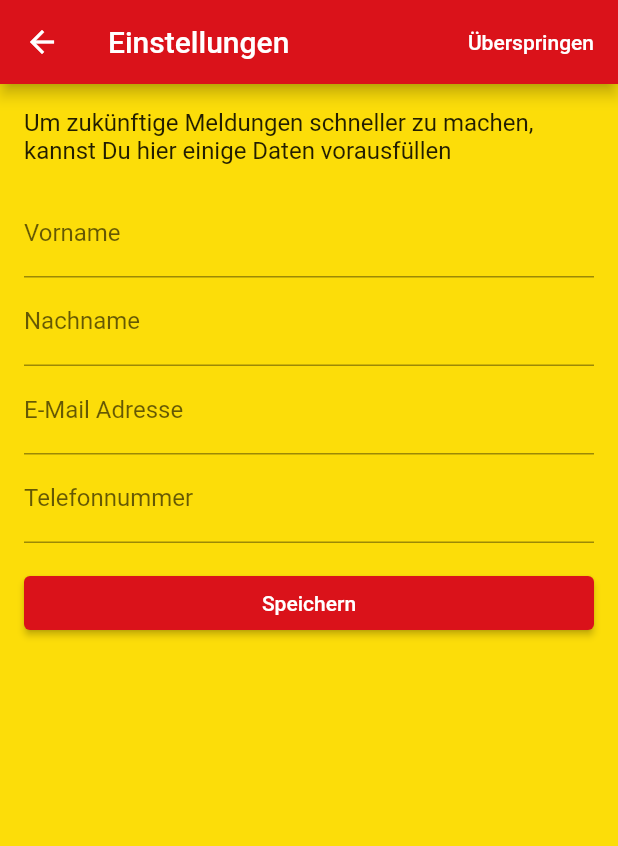
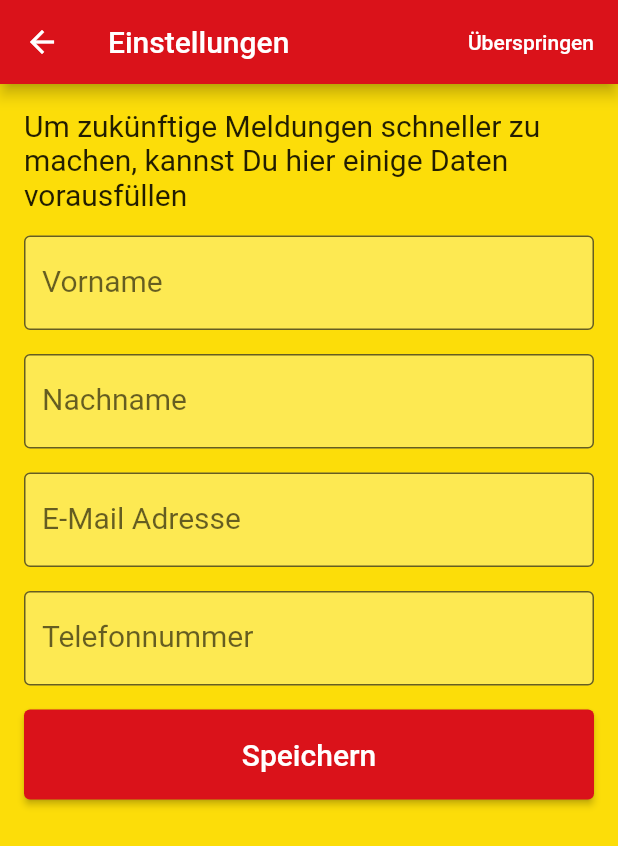
Before and after one commit to Fix-MS/app, a Flutter app: the SettingsScreen screen opened by its route, on a phone screen of 412 x 824 dp. Shown: the top 846 px of the screen. Run offline on Flutter 3.47's test engine with Material 2 defaults, Android fonts, the phone set to English and light mode, and no system bars; our stand-ins replace get_it, shared_preferences; accounts and stored records are empty.

Commit message:
Accesibility Imrpovements to Settingsform

```diff
--- a/lib/presentation/screens/settings_screen.dart
+++ b/lib/presentation/screens/settings_screen.dart
@@ -7,7 +7,6 @@ import 'package:flutter/material.dart';
 import 'package:get_it/get_it.dart';
 
 class SettingsScreen extends StatefulWidget {
-
   const SettingsScreen({super.key});
 
   @override
@@ -44,20 +43,22 @@ class SettingsScreenState extends State<SettingsScreen> {
                 onPressed: () {
                   Navigator.of(context).pushNamed(Routes.home);
                 },
-              child: const Text(
-                'Überspringen',
+                child: const Text('Überspringen',
                     style: TextStyle(
                       color: Colors.white,
-                )
-              ),
+                    )),
               ),
             ),
           ],
         ),
-      body: SafeArea(
+        body: Center(
+          child: SafeArea(
+            child: Container(
+                constraints: const BoxConstraints.expand(width: 500),
                 child: FutureBuilder(
                   future: loadStateFuture,
-          builder: (BuildContext context, AsyncSnapshot<bool> snapshot) {
+                  builder:
+                      (BuildContext context, AsyncSnapshot<bool> snapshot) {
                     if (snapshot.hasError) {
                       return const Center(
                         child: Text(
@@ -82,14 +83,19 @@ class SettingsScreenState extends State<SettingsScreen> {
                               ),
                               const Text(
                                 'Um zukünftige Meldungen schneller zu machen, kannst Du hier einige Daten vorausfüllen',
+                                style: TextStyle(fontSize: 20),
                               ),
                               const SizedBox(
                                 height: 16,
                               ),
                               TextFormField(
+                                style: const TextStyle(fontSize: 20.0),
                                 decoration: const InputDecoration(
                                     label: Text('Vorname'),
-                        ),
+                                    border: OutlineInputBorder(),
+                                    filled: true,
+                                    fillColor:
+                                        Color.fromARGB(100, 255, 251, 194)),
                                 initialValue: savedSettings.firstName ?? '',
                                 onSaved: (val) {
                                   if (val != null && val.isEmpty) {
@@ -98,10 +104,17 @@ class SettingsScreenState extends State<SettingsScreen> {
                                   changedSettings.firstName = val;
                                 },
                               ),
+                              const SizedBox(
+                                height: 16,
+                              ),
                               TextFormField(
+                                style: const TextStyle(fontSize: 20.0),
                                 decoration: const InputDecoration(
                                     label: Text('Nachname'),
-                        ),
+                                    border: OutlineInputBorder(),
+                                    filled: true,
+                                    fillColor:
+                                        Color.fromARGB(100, 255, 251, 194)),
                                 initialValue: savedSettings.lastName ?? '',
                                 onSaved: (val) {
                                   if (val != null && val.isEmpty) {
@@ -110,10 +123,17 @@ class SettingsScreenState extends State<SettingsScreen> {
                                   changedSettings.lastName = val;
                                 },
                               ),
+                              const SizedBox(
+                                height: 16,
+                              ),
                               TextFormField(
+                                style: const TextStyle(fontSize: 20.0),
                                 decoration: const InputDecoration(
                                     label: Text('E-Mail Adresse'),
-                        ),
+                                    border: OutlineInputBorder(),
+                                    filled: true,
+                                    fillColor:
+                                        Color.fromARGB(100, 255, 251, 194)),
                                 initialValue: savedSettings.email ?? '',
                                 onSaved: (val) {
                                   if (val != null && val.isEmpty) {
@@ -122,10 +142,17 @@ class SettingsScreenState extends State<SettingsScreen> {
                                   changedSettings.email = val;
                                 },
                               ),
+                              const SizedBox(
+                                height: 16,
+                              ),
                               TextFormField(
+                                style: const TextStyle(fontSize: 20.0),
                                 decoration: const InputDecoration(
                                     label: Text('Telefonnummer'),
-                        ),
+                                    border: OutlineInputBorder(),
+                                    filled: true,
+                                    fillColor:
+                                        Color.fromARGB(100, 255, 251, 194)),
                                 initialValue: savedSettings.phoneNumber ?? '',
                                 onSaved: (val) {
                                   if (val != null && val.isEmpty) {
@@ -138,15 +165,20 @@ class SettingsScreenState extends State<SettingsScreen> {
                                 height: 16,
                               ),
                               ElevatedButton(
+                                style: ElevatedButton.styleFrom(
+                                    fixedSize: const Size(100, 60)),
                                 onPressed: () {
                                   if (_formKey.currentState!.validate()) {
                                     _formKey.currentState!.save();
-                            storageService.saveSettings(changedSettings);
-                            Navigator.of(context).pushNamed(Routes.home);
+                                    storageService
+                                        .saveSettings(changedSettings);
+                                    Navigator.of(context)
+                                        .pushNamed(Routes.home);
                                   }
                                 },
                                 child: const Text(
                                   'Speichern',
+                                  style: TextStyle(fontSize: 20.0),
                                 ),
                               ),
                             ],
@@ -155,8 +187,8 @@ class SettingsScreenState extends State<SettingsScreen> {
                       ),
                     );
                   },
+                )),
           ),
-      ),
-    );
+        ));
   }
 }
```
Lines whose indentation alone changed are shown as unchanged.
